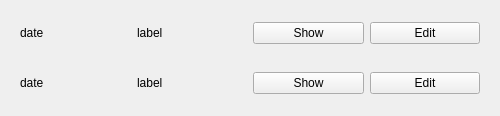
Old version of the form GUI/dataRow.ui in the repository noureisawy/facewatchdesktop.
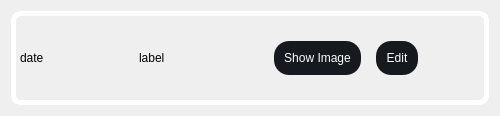
New version of the form.

What changed in the file:
```diff
--- a/GUI/dataRow.ui
+++ b/GUI/dataRow.ui
@@ -13,67 +13,83 @@
   <property name="windowTitle">
    <string>Form</string>
   </property>
+  <property name="styleSheet">
+   <string notr="true">QPushButton{
+background-color:#16191d;
+border-radius:15px;
+padding: 10px;
+color: white;
+}
+QPushButton:hover{
+background-color:#2c313c;
+}
+#widget {
+    border-radius: 10px;
+    border: 5px solid white;
+    padding: 10px;
+}
+</string>
+  </property>
   <layout class="QVBoxLayout" name="verticalLayout">
    <item>
     <widget class="QWidget" name="widget" native="true">
+     <property name="minimumSize">
+      <size>
+       <width>0</width>
+       <height>60</height>
+      </size>
+     </property>
+     <property name="font">
+      <font>
+       <weight>50</weight>
+       <bold>false</bold>
+      </font>
+     </property>
+     <property name="styleSheet">
+      <string notr="true"/>
+     </property>
      <layout class="QHBoxLayout" name="horizontalLayout_2">
+      <property name="spacing">
+       <number>15</number>
+      </property>
       <item>
        <widget class="QLabel" name="label">
         <property name="text">
          <string>date</string>
         </property>
+        <property name="wordWrap">
+         <bool>true</bool>
+        </property>
        </widget>
       </item>
       <item>
        <widget class="QLabel" name="label_2">
+        <property name="sizePolicy">
+         <sizepolicy hsizetype="Preferred" vsizetype="Preferred">
+          <horstretch>0</horstretch>
+          <verstretch>0</verstretch>
+         </sizepolicy>
+        </property>
         <property name="text">
          <string>label</string>
         </property>
-       </widget>
-      </item>
-      <item>
-       <widget class="QPushButton" name="pushButton">
-        <property name="text">
-         <string>Show</string>
+        <property name="wordWrap">
+         <bool>true</bool>
         </property>
        </widget>
       </item>
-      <item>
-       <widget class="QPushButton" name="pushButton_2">
-        <property name="text">
-         <string>Edit</string>
+      <item alignment="Qt::AlignRight">
+       <widget class="QPushButton" name="showImage">
+        <property name="styleSheet">
+         <string notr="true"/>
         </property>
-       </widget>
-      </item>
-     </layout>
-    </widget>
-   </item>
-   <item>
-    <widget class="QWidget" name="widget_2" native="true">
-     <layout class="QHBoxLayout" name="horizontalLayout">
-      <item>
-       <widget class="QLabel" name="label_3">
         <property name="text">
-         <string>date</string>
+         <string>Show Image</string>
         </property>
        </widget>
       </item>
-      <item>
-       <widget class="QLabel" name="label_4">
-        <property name="text">
-         <string>label</string>
-        </property>
-       </widget>
-      </item>
-      <item>
-       <widget class="QPushButton" name="pushButton_3">
-        <property name="text">
-         <string>Show</string>
-        </property>
-       </widget>
-      </item>
-      <item>
-       <widget class="QPushButton" name="pushButton_4">
+      <item alignment="Qt::AlignLeft">
+       <widget class="QPushButton" name="editLabel">
         <property name="text">
          <string>Edit</string>
         </property>
```
